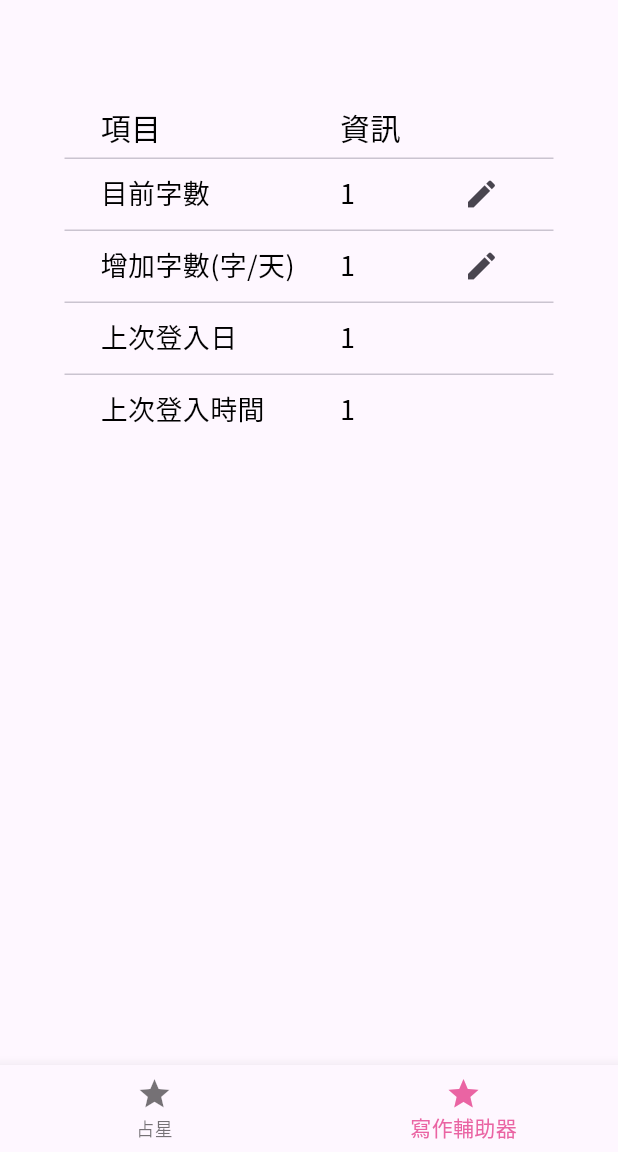
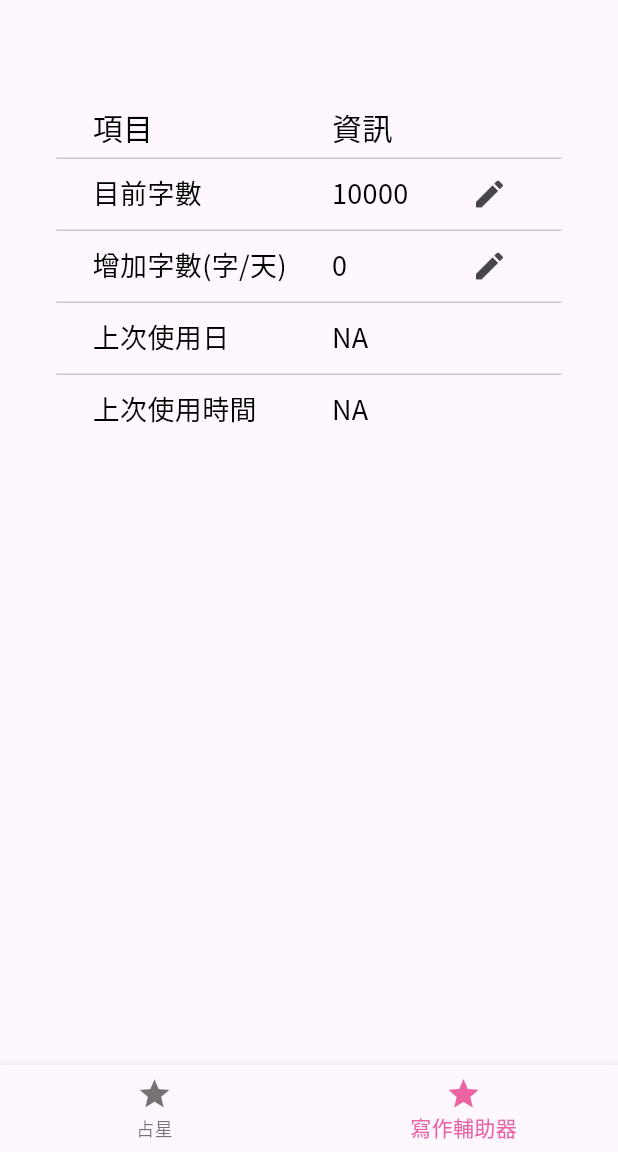
Before and after one commit to fanfaner1207/divination, a Flutter app: the screen it shows after launch, item 2 of the bottom bar chosen, on a phone screen of 412 x 824 dp, the part 84-1236 px from its top. Run offline on Flutter 3.47's test engine with Material 3 defaults, Android fonts, the phone set to English and light mode, and no system bars; our stand-ins replace sqflite; missing offline and left inert: bottom_drawer; accounts and stored records are empty.

Commit message:
建立sqlite 的writing db的query updata基本功能完成

```diff
--- /dev/null
+++ b/lib/db/test_writingdb.dart
@@ -0,0 +1,128 @@
+import 'dart:async';
+import 'package:path/path.dart';
+import 'package:sqflite/sqflite.dart';
+
+// 創建一個schema
+class Writing {
+  // id
+  final int id;
+  // 目前欠的字數
+  final int wordCount;
+  // 每天增加多少字數
+  final int dailyWordIncrement;
+  // 改變每天增加多少字數的那一天
+  final String wordIncrementLastChgDate;
+  // 上次使用完整時間
+  final String lastUsedDateTime;
+  // 上次使用日
+  final String lastUsedDate;
+  // 上次使用時間
+  final String lastUsedTime;
+  Writing({
+    required this.id,
+    required this.wordCount,
+    required this.dailyWordIncrement,
+    required this.wordIncrementLastChgDate,
+    required this.lastUsedDateTime,
+    required this.lastUsedDate,
+    required this.lastUsedTime,
+  });
+
+  // 為了產出可以直接使用的資料，所以return出Map的格式
+  Map<String, dynamic> toMap() {
+    return {
+      'id': id,
+      'wordCount': wordCount,
+      'dailyWordIncrement': dailyWordIncrement,
+      'wordIncrementLastChgDate': wordIncrementLastChgDate,
+      'lastUsedDateTime': lastUsedDateTime,
+      'lastUsedDate': lastUsedDate,
+      'lastUsedTime': lastUsedTime,
+    };
+  }
+}
+
+// 創建實例
+class WritingDB {
+  static late Database database;
+  static String tableName = 'writing';
+
+  static Future<Database> initDatabase() async {
+    // 完全刪除現有DB
+    deleteDatabase(join(await getDatabasesPath(), "writing.DB"));
+
+    database = await openDatabase(
+      join(await getDatabasesPath(), "writing.DB"),
+
+      //創建table
+      onCreate: (db, version) async {
+        await db.execute('''
+      CREATE TABLE IF NOT EXISTS $tableName (
+        id INTEGER PRIMARY KEY,
+        wordCount INTEGER,
+        dailyWordIncrement INTEGER,
+        wordIncrementLastChgDate TEXT,
+        lastUsedDateTime TEXT,
+        lastUsedDate TEXT,
+        lastUsedTime TEXT)''');
+        // 插入第一筆資料
+        await db.insert(tableName, {
+          'id': 1,
+          'wordCount': 10000,
+          'dailyWordIncrement': 0,
+          'wordIncrementLastChgDate':
+              DateTime.now().toIso8601String().split('T')[0],
+          'lastUsedDateTime': "NA",
+          'lastUsedDate': "NA", // 提取日期部分
+          'lastUsedTime': "NA", // 提取時間部分
+        });
+      },
+      version: 1,
+    );
+    return database;
+  }
+
+  // 避免每次開啟都重新建立DB，加上一個防呆的判斷
+  static Future<Database> getDBConnect() async {
+    // 檢查是否已初始化
+    try {
+      // return await initDatabase();
+      return database;
+    } catch (_) {
+      // _ 是 Dart 中的一種命名規則，表示這個變數不會被使用（類似於「忽略」的意思）
+      return await initDatabase();
+    }
+  }
+
+  //query data
+  static Future<List<Writing>> getWriting() async {
+    final Database db = await getDBConnect();
+    final List<Map<String, dynamic>> maps = await db.query(
+      tableName,
+    ); //query裡面放的是table名稱
+    print(maps);
+    return List.generate(maps.length, (i) {
+      //List.generate根據指定的長度和生成邏輯創建一個list的方法
+      return Writing(
+        id: maps[i]['id'],
+        wordCount: maps[i]['wordCount'],
+        dailyWordIncrement: maps[i]['dailyWordIncrement'],
+        wordIncrementLastChgDate: maps[i]['wordIncrementLastChgDate'],
+        lastUsedDateTime: maps[i]['lastUsedDateTime'],
+        lastUsedDate: maps[i]['lastUsedDate'],
+        lastUsedTime: maps[i]['lastUsedTime'],
+      );
+    });
+  }
+
+  //update data
+  static Future<void> updateWriting(Map<String, Object?> mapData) async {
+    final Database db = await getDBConnect();
+    await db.update(
+      tableName,
+      mapData,
+      where: "id = 1",
+      // whereArgs: [mapData.id],
+    );
+  }
+}
--- a/lib/model/writing.dart
+++ b/lib/model/writing.dart
@@ -1,3 +1,4 @@
+// 創建一個schema
 class Writing {
   final int id;
   // 上次登入時間
--- a/lib/tabs/writingassistant.dart
+++ b/lib/tabs/writingassistant.dart
@@ -1,7 +1,12 @@
-import 'dart:async';
-import 'package:divination/model/writing.dart';
+// import 'dart:async';
 import 'package:flutter/material.dart';
-import '../db/db_writing.dart';
+// new class
+import '../db/test_writingdb.dart';
+
+/* old class
+// import 'package:divination/model/writing.dart';
+// import '../db/db_writing.dart';
+*/
 
 class WritingAssistant extends StatefulWidget {
   const WritingAssistant({super.key});
@@ -11,6 +16,7 @@ class WritingAssistant extends StatefulWidget {
 }
 
 class _WritingAssistantState extends State<WritingAssistant> {
+  /*
   //todo 從DB撈所有資料(上次登入時間,目前欠的字數,每天增加多少字數)
   // late Future<TextEditingController> _uploadWordsController; //每天增加多少字數
   // late DateTime datetimePretime =
@@ -74,10 +80,7 @@ class _WritingAssistantState extends State<WritingAssistant> {
     });
   }
 
-  @override
-  void initState() {
-    super.initState();
-    fetchWritings();
+
     /*
 
     // _uploadWordsController = _prefer.then((SharedPreferences prefer) {
@@ -99,14 +102,44 @@ class _WritingAssistantState extends State<WritingAssistant> {
     */
   }
 
-  //顯示時間問題
+
+
+*/
+
+  late Future<List<Writing>> Future_List_Writing;
+
+  Future<List<Writing>> getwritingdata() async {
+    final list = await WritingDB.getWriting();
+    return list;
+  }
+
+  void updatedbDate() async {
+    String now = DateTime.now().toIso8601String();
+    Map<String, dynamic> updateData = {
+      'lastUsedDateTime': now,
+      'lastUsedDate': now.split('T')[0], // 提取日期部分
+      'lastUsedTime': now.split('T')[1].split('.')[0], // 提取時間部分
+      // 'lastUsedTime': "1",
+    };
+    setState(() {
+      WritingDB.updateWriting(updateData);
+    });
+  }
+
+  @override
+  void initState() {
+    super.initState();
+    Future_List_Writing = getwritingdata();
+    updatedbDate();
+  }
+
   @override
   Widget build(BuildContext context) {
     return Container(
       margin: const EdgeInsets.all(10),
       padding: const EdgeInsets.fromLTRB(25, 5, 25, 5),
       child: FutureBuilder(
-        future: futureWritings,
+        future: Future_List_Writing,
         builder: (BuildContext context, AsyncSnapshot<List<Writing>> snapshot) {
           switch (snapshot.connectionState) {
             case ConnectionState.none:
@@ -117,7 +150,7 @@ class _WritingAssistantState extends State<WritingAssistant> {
               if (snapshot.hasError) {
                 return Text('Error:${snapshot.error}');
               } else {
-                final futureWriting = snapshot.data![0];
+                final listArr = snapshot.data![0];
                 /*return Column(children: [
                   Text(
                     style: const TextStyle(fontSize: 20, shadows: [
@@ -283,7 +316,7 @@ class _WritingAssistantState extends State<WritingAssistant> {
                           DataRow(
                             cells: [
                               const DataCell(Text('目前字數')),
-                              DataCell(Text('1')),
+                              DataCell(Text(listArr.wordCount.toString())),
                               DataCell(
                                 IconButton(
                                   icon: Icon(Icons.edit),
@@ -295,7 +328,9 @@ class _WritingAssistantState extends State<WritingAssistant> {
                           DataRow(
                             cells: [
                               const DataCell(Text('增加字數(字/天)')),
-                              DataCell(Text('1')),
+                              DataCell(
+                                Text(listArr.dailyWordIncrement.toString()),
+                              ),
                               DataCell(
                                 IconButton(
                                   icon: Icon(Icons.edit),
@@ -313,8 +348,8 @@ class _WritingAssistantState extends State<WritingAssistant> {
                           // ),
                           DataRow(
                             cells: [
-                              const DataCell(Text('上次登入日')),
-                              DataCell(Text('1')),
+                              const DataCell(Text('上次使用日')),
+                              DataCell(Text(listArr.lastUsedDate)),
                               DataCell(
                                 SizedBox.shrink(),
                               ), //直接提供空白 widget 可以避免表格生成時因為缺少資料而拋出錯誤。
@@ -322,8 +357,8 @@ class _WritingAssistantState extends State<WritingAssistant> {
                           ),
                           DataRow(
                             cells: [
-                              const DataCell(Text('上次登入時間')),
-                              DataCell(Text('1')),
+                              const DataCell(Text('上次使用時間')),
+                              DataCell(Text(listArr.lastUsedTime)),
                               DataCell(
                                 SizedBox.shrink(),
                               ), //直接提供空白 widget 可以避免表格生成時因為缺少資料而拋出錯誤。
```
Also changed, not shown: 3 other files.
